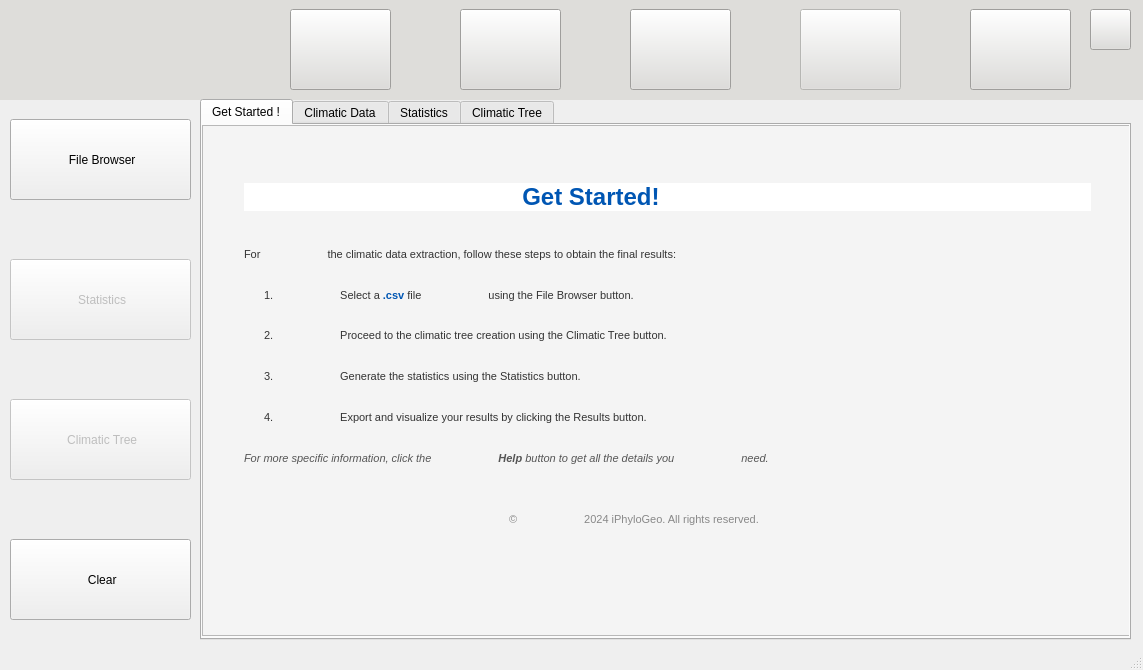
This is scripts/Qt/main.ui in tahiri-lab/iPhyloGeo_plus_plus as Qt 5 draws it before an edit. The edited form follows.
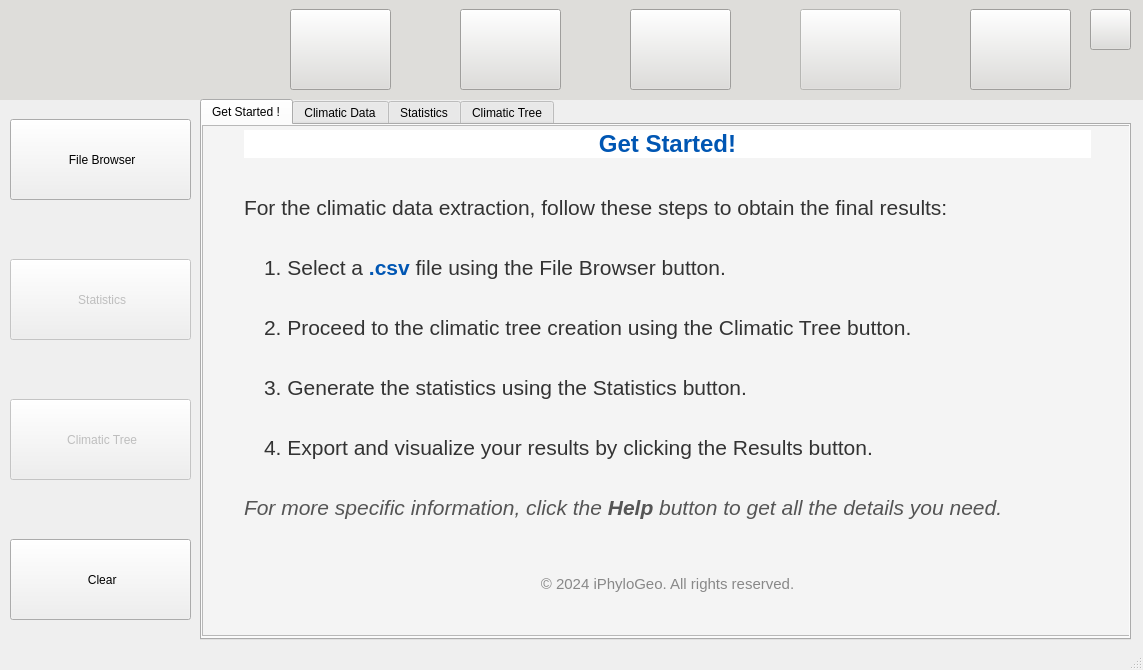
This is the edited form. The open tabs and pages were chosen to show the change. Icons and pictures are not drawn.

The edit to the form file:
```diff
--- a/scripts/Qt/main.ui
+++ b/scripts/Qt/main.ui
@@ -1792,15 +1792,14 @@
 li.unchecked::marker { content: &quot;\2610&quot;; }
 li.checked::marker { content: &quot;\2612&quot;; }
 &lt;/style&gt;&lt;/head&gt;&lt;body style=&quot; font-family:'Segoe UI'; font-size:9pt; font-weight:400; font-style:normal;&quot; bgcolor=&quot;#f4f4f4&quot;&gt;
-&lt;p style=&quot; margin-top:0px; margin-bottom:0px; margin-left:0px; margin-right:0px; -qt-block-indent:0; text-indent:0px;&quot;&gt;&lt;span style=&quot; font-family:'MS Shell Dlg 2'; font-size:8.25pt;&quot;&gt;                      &lt;/span&gt;&lt;/p&gt;
-&lt;h1 align=&quot;center&quot; style=&quot; margin-top:40px; margin-bottom:20px; margin-left:37px; margin-right:37px; -qt-block-indent:0; text-indent:0px; line-height:160%; background-color:#ffffff;&quot;&gt;&lt;span style=&quot; font-family:'Arial','sans-serif'; font-size:8pt; font-weight:600; color:#0056b3;&quot;&gt;Get Started!&lt;/span&gt;&lt;span style=&quot; font-family:'Arial','sans-serif'; font-size:8pt; font-weight:600; color:#333333;&quot;&gt; &lt;/span&gt;&lt;span style=&quot; font-family:'MS Shell Dlg 2'; font-size:8.25pt; font-weight:700;&quot;&gt;                      &lt;/span&gt;&lt;/h1&gt;
-&lt;p style=&quot; margin-top:12px; margin-bottom:20px; margin-left:37px; margin-right:37px; -qt-block-indent:0; text-indent:0px; line-height:160%;&quot;&gt;&lt;span style=&quot; font-family:'Arial','sans-serif'; font-size:8pt; color:#333333;&quot;&gt;For                      the climatic data extraction, follow these steps to obtain the final results:                      &lt;/span&gt;&lt;span style=&quot; font-family:'MS Shell Dlg 2'; font-size:8.25pt;&quot;&gt;                      &lt;/span&gt;&lt;/p&gt;
-&lt;p style=&quot; margin-top:12px; margin-bottom:20px; margin-left:57px; margin-right:37px; -qt-block-indent:0; text-indent:0px; line-height:160%;&quot;&gt;&lt;span style=&quot; font-family:'Arial','sans-serif'; font-size:8pt; color:#333333;&quot;&gt;1.                      Select a &lt;/span&gt;&lt;span style=&quot; font-family:'Arial','sans-serif'; font-size:8pt; font-weight:600; color:#0056b3;&quot;&gt;.csv&lt;/span&gt;&lt;span style=&quot; font-family:'Arial','sans-serif'; font-size:8pt; color:#333333;&quot;&gt; file                      using the File Browser button. &lt;/span&gt;&lt;span style=&quot; font-family:'MS Shell Dlg 2'; font-size:8.25pt;&quot;&gt;                      &lt;/span&gt;&lt;/p&gt;
-&lt;p style=&quot; margin-top:12px; margin-bottom:20px; margin-left:57px; margin-right:37px; -qt-block-indent:0; text-indent:0px; line-height:160%;&quot;&gt;&lt;span style=&quot; font-family:'Arial','sans-serif'; font-size:8pt; color:#333333;&quot;&gt;2.                      Proceed to the climatic tree creation using the Climatic Tree button.                      &lt;/span&gt;&lt;span style=&quot; font-family:'MS Shell Dlg 2'; font-size:8.25pt;&quot;&gt;                      &lt;/span&gt;&lt;/p&gt;
-&lt;p style=&quot; margin-top:12px; margin-bottom:20px; margin-left:57px; margin-right:37px; -qt-block-indent:0; text-indent:0px; line-height:160%;&quot;&gt;&lt;span style=&quot; font-family:'Arial','sans-serif'; font-size:8pt; color:#333333;&quot;&gt;3.                      Generate the statistics using the Statistics button. &lt;/span&gt;&lt;span style=&quot; font-family:'MS Shell Dlg 2'; font-size:8.25pt;&quot;&gt;                      &lt;/span&gt;&lt;/p&gt;
-&lt;p style=&quot; margin-top:12px; margin-bottom:20px; margin-left:57px; margin-right:37px; -qt-block-indent:0; text-indent:0px; line-height:160%;&quot;&gt;&lt;span style=&quot; font-family:'Arial','sans-serif'; font-size:8pt; color:#333333;&quot;&gt;4.                      Export and visualize your results by clicking the Results button.                      &lt;/span&gt;&lt;span style=&quot; font-family:'MS Shell Dlg 2'; font-size:8.25pt;&quot;&gt;                      &lt;/span&gt;&lt;/p&gt;
-&lt;p style=&quot; margin-top:12px; margin-bottom:20px; margin-left:37px; margin-right:37px; -qt-block-indent:0; text-indent:0px; line-height:160%;&quot;&gt;&lt;span style=&quot; font-family:'Arial','sans-serif'; font-size:8pt; font-style:italic; color:#555555;&quot;&gt;For more specific information, click the                      &lt;/span&gt;&lt;span style=&quot; font-family:'Arial','sans-serif'; font-size:8pt; font-weight:600; font-style:italic; color:#555555;&quot;&gt;Help&lt;/span&gt;&lt;span style=&quot; font-family:'Arial','sans-serif'; font-size:8pt; font-style:italic; color:#555555;&quot;&gt; button to get all the details you                      need.&lt;/span&gt;&lt;span style=&quot; font-family:'Arial','sans-serif'; font-size:8pt; color:#333333;&quot;&gt; &lt;/span&gt;&lt;span style=&quot; font-family:'MS Shell Dlg 2'; font-size:8.25pt;&quot;&gt;                      &lt;/span&gt;&lt;/p&gt;
-&lt;p align=&quot;center&quot; style=&quot; margin-top:40px; margin-bottom:0px; margin-left:37px; margin-right:37px; -qt-block-indent:0; text-indent:0px; line-height:160%;&quot;&gt;&lt;span style=&quot; font-family:'Arial','sans-serif'; font-size:8pt; color:#888888;&quot;&gt;©                      2024 iPhyloGeo. All rights reserved.&lt;/span&gt;&lt;span style=&quot; font-family:'Arial','sans-serif'; font-size:8pt; color:#333333;&quot;&gt;                      &lt;/span&gt;&lt;/p&gt;&lt;/body&gt;&lt;/html&gt;</string>
+&lt;h1 align=&quot;center&quot; style=&quot; margin-top:40px; margin-bottom:20px; margin-left:37px; margin-right:37px; -qt-block-indent:0; text-indent:0px; line-height:160%; background-color:#ffffff;&quot;&gt;&lt;span style=&quot; font-family:'Arial','sans-serif'; font-size:36pt; font-weight:600; color:#0056b3;&quot;&gt;Get Started!&lt;/span&gt;&lt;/h1&gt;
+&lt;p style=&quot; margin-top:12px; margin-bottom:20px; margin-left:37px; margin-right:37px; -qt-block-indent:0; text-indent:0px; line-height:160%;&quot;&gt;&lt;span style=&quot; font-family:'Arial','sans-serif'; font-size:16pt; color:#333333;&quot;&gt;For the climatic data extraction, follow these steps to obtain the final results:&lt;/span&gt;&lt;/p&gt;
+&lt;p style=&quot; margin-top:12px; margin-bottom:20px; margin-left:57px; margin-right:37px; -qt-block-indent:0; text-indent:0px; line-height:160%;&quot;&gt;&lt;span style=&quot; font-family:'Arial','sans-serif'; font-size:16pt; color:#333333;&quot;&gt;1. Select a &lt;/span&gt;&lt;span style=&quot; font-family:'Arial','sans-serif'; font-size:16pt; font-weight:600; color:#0056b3;&quot;&gt;.csv&lt;/span&gt;&lt;span style=&quot; font-family:'Arial','sans-serif'; font-size:16pt; color:#333333;&quot;&gt; file using the File Browser button.&lt;/span&gt;&lt;/p&gt;
+&lt;p style=&quot; margin-top:12px; margin-bottom:20px; margin-left:57px; margin-right:37px; -qt-block-indent:0; text-indent:0px; line-height:160%;&quot;&gt;&lt;span style=&quot; font-family:'Arial','sans-serif'; font-size:16pt; color:#333333;&quot;&gt;2. Proceed to the climatic tree creation using the Climatic Tree button.&lt;/span&gt;&lt;/p&gt;
+&lt;p style=&quot; margin-top:12px; margin-bottom:20px; margin-left:57px; margin-right:37px; -qt-block-indent:0; text-indent:0px; line-height:160%;&quot;&gt;&lt;span style=&quot; font-family:'Arial','sans-serif'; font-size:16pt; color:#333333;&quot;&gt;3. Generate the statistics using the Statistics button.&lt;/span&gt;&lt;/p&gt;
+&lt;p style=&quot; margin-top:12px; margin-bottom:20px; margin-left:57px; margin-right:37px; -qt-block-indent:0; text-indent:0px; line-height:160%;&quot;&gt;&lt;span style=&quot; font-family:'Arial','sans-serif'; font-size:16pt; color:#333333;&quot;&gt;4. Export and visualize your results by clicking the Results button.&lt;/span&gt;&lt;/p&gt;
+&lt;p style=&quot; margin-top:12px; margin-bottom:20px; margin-left:37px; margin-right:37px; -qt-block-indent:0; text-indent:0px; line-height:160%;&quot;&gt;&lt;span style=&quot; font-family:'Arial','sans-serif'; font-size:16pt; font-style:italic; color:#555555;&quot;&gt;For more specific information, click the &lt;/span&gt;&lt;span style=&quot; font-family:'Arial','sans-serif'; font-size:16pt; font-weight:600; font-style:italic; color:#555555;&quot;&gt;Help&lt;/span&gt;&lt;span style=&quot; font-family:'Arial','sans-serif'; font-size:16pt; font-style:italic; color:#555555;&quot;&gt; button to get all the details you need.&lt;/span&gt;&lt;span style=&quot; font-family:'Arial','sans-serif'; font-size:11pt; color:#333333;&quot;&gt; &lt;/span&gt;&lt;span style=&quot; font-family:'MS Shell Dlg 2'; font-size:11pt;&quot;&gt;      &lt;/span&gt;&lt;span style=&quot; font-family:'MS Shell Dlg 2'; font-size:8.25pt;&quot;&gt;                &lt;/span&gt;&lt;/p&gt;
+&lt;p align=&quot;center&quot; style=&quot; margin-top:40px; margin-bottom:0px; margin-left:37px; margin-right:37px; -qt-block-indent:0; text-indent:0px; line-height:160%;&quot;&gt;&lt;span style=&quot; font-family:'Arial','sans-serif'; font-size:11pt; color:#888888;&quot;&gt;© 2024 iPhyloGeo. All rights reserved.&lt;/span&gt;&lt;/p&gt;&lt;/body&gt;&lt;/html&gt;</string>
          </property>
         </widget>
        </widget>
```
Left out of the diff: 16 changed lines with no effect on the pictures.
